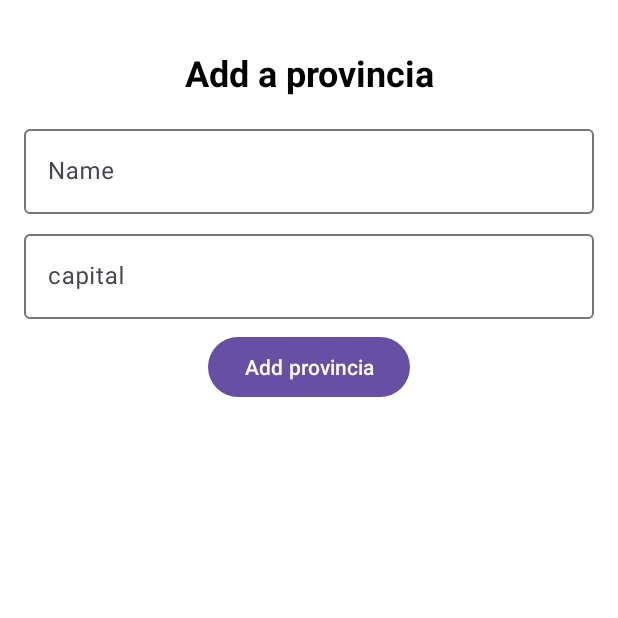
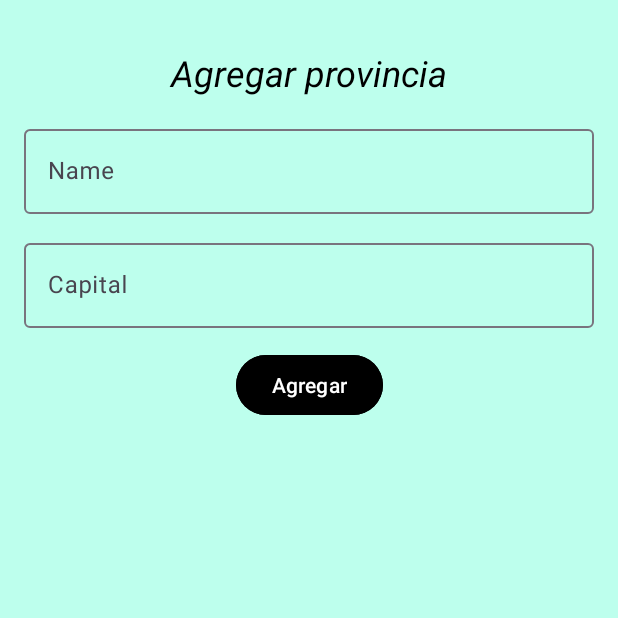
Before and after one commit to CesarR22/ParcialAppMoviles, an Android app: the AddProvincia screen opened through its navigation route, on a phone screen of 412 x 824 dp, the top half of it. Run offline under Robolectric (Android 15) with nearby library versions, the light colour scheme and no system bars; our stand-ins replace data binding.

Commit message:
ADD::VISTAS

```diff
--- a/Parcial01Moviles/app/src/main/AndroidManifest.xml
+++ b/Parcial01Moviles/app/src/main/AndroidManifest.xml
@@ -8,6 +8,7 @@
         android:fullBackupContent="@xml/backup_rules"
         android:icon="@mipmap/ic_launcher"
         android:label="@string/app_name"
+        android:name="com.cesarroque.parcial01moviles.ui.ProvinciaReviewerApplication"
         android:roundIcon="@mipmap/ic_launcher_round"
         android:supportsRtl="true"
         android:theme="@style/Theme.Parcial01Moviles"
--- a/Parcial01Moviles/app/src/main/java/com/cesarroque/parcial01moviles/ui/ProvinciaReviewerApplication.kt
+++ b/Parcial01Moviles/app/src/main/java/com/cesarroque/parcial01moviles/ui/ProvinciaReviewerApplication.kt
@@ -6,7 +6,7 @@ import com.cesarroque.parcial01moviles.repositories.ProvinciaRepository
 
 
 class ProvinciaReviewerApplication: Application() {
-    val museumRepository: ProvinciaRepository by lazy {
+    val provinciaRepository: ProvinciaRepository by lazy {
         ProvinciaRepository(provincias)
     }
 }
--- a/Parcial01Moviles/app/src/main/java/com/cesarroque/parcial01moviles/ui/listprovincia/ListProvincia.kt
+++ b/Parcial01Moviles/app/src/main/java/com/cesarroque/parcial01moviles/ui/listprovincia/ListProvincia.kt
@@ -39,28 +39,28 @@ class ListProvincia : Fragment() {
 
         binding.floatingActionButton.setOnClickListener {
             provinciaViewModel.clearData()
-            it.findNavController().navigate(R.id.action_listMuseum_to_addMuseum)
+            it.findNavController().navigate(R.id.action_listProvincia_to_addProvincia)
         }
     }
 
     private fun showSelectedItem(provincia: ProvinciaModel) {
         provinciaViewModel.setSelectedProvincia(provincia)
-        findNavController().navigate(R.id.action_listMuseum_to_infoMuseum)
+        findNavController().navigate(R.id.action_listProvincia_to_infoProvincia)
     }
 
-    private fun displayMuseums() {
+    private fun displayProvincias() {
         adapter.setData(provinciaViewModel.getProvincias())
         adapter.notifyDataSetChanged()
     }
 
     private fun setRecyclerView(view: View) {
-        binding.reciclerViewMuseums.layoutManager = LinearLayoutManager(view.context)
+        binding.reciclerViewProvincia.layoutManager = LinearLayoutManager(view.context)
 
-        adapter = ProvinciaRecyclerViewAdapter { selectedMuseum ->
-            showSelectedItem(selectedMuseum)
+        adapter = ProvinciaRecyclerViewAdapter { selectedProvincia ->
+            showSelectedItem(selectedProvincia)
         }
 
-        binding.reciclerViewMuseums.adapter = adapter
-        displayMuseums()
+        binding.reciclerViewProvincia.adapter = adapter
+        displayProvincias()
     }
 }
--- a/Parcial01Moviles/app/src/main/java/com/cesarroque/parcial01moviles/ui/listprovincia/recyclerView/ProvinciaRecyclerViewAdapter.kt
+++ b/Parcial01Moviles/app/src/main/java/com/cesarroque/parcial01moviles/ui/listprovincia/recyclerView/ProvinciaRecyclerViewAdapter.kt
@@ -11,7 +11,7 @@ class ProvinciaRecyclerViewAdapter(
     private val clickListener: (ProvinciaModel) -> Unit
 ) : RecyclerView.Adapter<ProvinciaRecyclerViewHolder>() {
 
-    private val museums = ArrayList<ProvinciaModel>()
+    private val provincias = ArrayList<ProvinciaModel>()
 
     override fun onCreateViewHolder(parent: ViewGroup, viewType: Int): ProvinciaRecyclerViewHolder {
         val binding = ProvinciasItemBinding.inflate(LayoutInflater.from(parent.context), parent, false)
@@ -19,17 +19,17 @@ class ProvinciaRecyclerViewAdapter(
     }
 
     override fun getItemCount(): Int {
-        return museums.size
+        return provincias.size
     }
 
     override fun onBindViewHolder(holder: ProvinciaRecyclerViewHolder, position: Int) {
-        val museum = museums[position]
-        holder.bind(museum, clickListener)
+        val provincia = provincias[position]
+        holder.bind(provincia, clickListener)
     }
 
-    fun setData(museumList: List<ProvinciaModel>) {
-        museums.clear()
-        museums.addAll(museumList)
+    fun setData(provinciaList: List<ProvinciaModel>) {
+        provincias.clear()
+        provincias.addAll(provinciaList)
     }
 
 }
--- a/Parcial01Moviles/app/src/main/java/com/cesarroque/parcial01moviles/ui/listprovincia/recyclerView/ProvinciaRecyclerViewHolder.kt
+++ b/Parcial01Moviles/app/src/main/java/com/cesarroque/parcial01moviles/ui/listprovincia/recyclerView/ProvinciaRecyclerViewHolder.kt
@@ -1,7 +1,6 @@
 package com.cesarroque.parcial01moviles.ui.listprovincia.recyclerView
 
 import androidx.recyclerview.widget.RecyclerView
-
 import com.cesarroque.parcial01moviles.data.model.ProvinciaModel
 import com.cesarroque.parcial01moviles.databinding.ProvinciasItemBinding
 
@@ -9,9 +8,9 @@ import com.cesarroque.parcial01moviles.databinding.ProvinciasItemBinding
 class ProvinciaRecyclerViewHolder(private val binding: ProvinciasItemBinding): RecyclerView.ViewHolder(binding.root) {
     fun bind(provincia: ProvinciaModel, clickListener: (ProvinciaModel) -> Unit) {
         binding.nameTextView.text = provincia.name
-        binding.ubicationTextView.text = provincia.capital
+        binding.capitalTextView.text = provincia.capital
 
-        binding.museumItemCardView.setOnClickListener {
+        binding.provinciaItemCardView.setOnClickListener {
             clickListener(provincia)
         }
     }
--- a/Parcial01Moviles/app/src/main/java/com/cesarroque/parcial01moviles/ui/viewmodel/ProvinciaViewModel.kt
+++ b/Parcial01Moviles/app/src/main/java/com/cesarroque/parcial01moviles/ui/viewmodel/ProvinciaViewModel.kt
@@ -61,10 +61,9 @@ class ProvinciaViewModel(private val repository: ProvinciaRepository): ViewModel
         val Factory = viewModelFactory {
             initializer {
                 val app = this[APPLICATION_KEY] as ProvinciaReviewerApplication
-                ProvinciaViewModel(app.museumRepository)
+                ProvinciaViewModel(app.provinciaRepository)
             }
         }
-
         const val PROVINCIA_CREATED = "PROVINCIA_CREATED"
         const val SOMETHING_WRONG = "SOMETHING_WRONG"
         const val INACTIVE = ""
--- a/Parcial01Moviles/app/src/main/res/layout/fragment_add_provincia.xml
+++ b/Parcial01Moviles/app/src/main/res/layout/fragment_add_provincia.xml
@@ -3,7 +3,8 @@
 <layout
     xmlns:android="http://schemas.android.com/apk/res/android"
     xmlns:app="http://schemas.android.com/apk/res-auto"
-    xmlns:tools="http://schemas.android.com/tools">
+    xmlns:tools="http://schemas.android.com/tools"
+    >
     <data>
         <variable
             name="viewmodel"
@@ -11,6 +12,7 @@
     </data>
 
     <androidx.constraintlayout.widget.ConstraintLayout
+        android:backgroundTint="@color/background"
         android:layout_width="match_parent"
         android:layout_height="match_parent"
         tools:context=".ui.addProvincia.AD"
@@ -25,8 +27,8 @@
             android:text="@string/add_provincia_title_text_view"
             android:textAlignment="center"
             android:textColor="@color/black"
-            android:textStyle="bold"
-            android:textSize="@dimen/title_text_size"
+            android:textStyle="italic"
+            android:textSize="@dimen/title"
             android:layout_marginTop="@dimen/medium_gap"
             android:layout_marginBottom="@dimen/medium_gap"
             app:layout_constraintBottom_toTopOf="@+id/textField_name"
@@ -37,7 +39,7 @@
             android:layout_width="match_parent"
             android:layout_height="wrap_content"
             android:hint="@string/name_hint_input_text"
-            app:layout_constraintBottom_toTopOf="@+id/textField_ubication"
+            app:layout_constraintBottom_toTopOf="@+id/textField_capital"
             app:layout_constraintTop_toBottomOf="@+id/textView">
 
             <com.google.android.material.textfield.TextInputEditText
@@ -49,7 +51,7 @@
         </com.google.android.material.textfield.TextInputLayout>
 
         <com.google.android.material.textfield.TextInputLayout
-            android:id="@+id/textField_ubication"
+            android:id="@+id/textField_capital"
             android:layout_width="match_parent"
             android:layout_height="wrap_content"
             android:layout_marginTop="@dimen/small_gap"
@@ -58,7 +60,7 @@
             app:layout_constraintTop_toBottomOf="@+id/textField_name">
 
             <com.google.android.material.textfield.TextInputEditText
-                android:id="@+id/ubication_input_text"
+                android:id="@+id/capital_input_text"
                 android:text="@={viewmodel.capital}"
                 android:layout_width="match_parent"
                 android:layout_height="wrap_content" />
@@ -67,6 +69,7 @@
 
         <Button
             android:id="@+id/button"
+            android:backgroundTint="@color/background_card"
             android:onClick="@{() -> viewmodel.createProvincia()}"
             android:layout_width="wrap_content"
             android:layout_height="wrap_content"
@@ -74,7 +77,7 @@
             android:text="@string/add_provincia_button_text"
             app:layout_constraintEnd_toEndOf="parent"
             app:layout_constraintStart_toStartOf="parent"
-            app:layout_constraintTop_toBottomOf="@+id/textField_ubication" />
+            app:layout_constraintTop_toBottomOf="@+id/textField_capital" />
     </androidx.constraintlayout.widget.ConstraintLayout>
 
 </layout>
--- a/Parcial01Moviles/app/src/main/res/layout/provincias_item.xml
+++ b/Parcial01Moviles/app/src/main/res/layout/provincias_item.xml
@@ -17,7 +17,7 @@
         android:layout_marginBottom="@dimen/small_gap">
 
         <androidx.cardview.widget.CardView
-            android:id="@+id/museum_item_card_view"
+            android:id="@+id/provincia_item_card_view"
             android:layout_width="match_parent"
             android:layout_height="wrap_content"
             android:backgroundTint="@color/background_card"
@@ -40,7 +40,7 @@
                 </TextView>
 
                 <TextView
-                    android:id="@+id/ubication_text_view"
+                    android:id="@+id/capital_text_view"
                     android:layout_width="match_parent"
                     android:textColor="@color/white"
                     android:layout_height="wrap_content">
--- a/Parcial01Moviles/app/src/main/res/navigation/nav_graph.xml
+++ b/Parcial01Moviles/app/src/main/res/navigation/nav_graph.xml
@@ -2,25 +2,25 @@
 <navigation xmlns:android="http://schemas.android.com/apk/res/android"
     xmlns:app="http://schemas.android.com/apk/res-auto"
     android:id="@+id/nav_graph"
-    app:startDestination="@id/listMuseum">
+    app:startDestination="@id/listProvincia">
 
     <fragment
-        android:id="@+id/listMuseum"
+        android:id="@+id/listProvincia"
         android:name="com.cesarroque.parcial01moviles.ui.listprovincia.ListProvincia"
-        android:label="ListMuseum" >
+        android:label="ListProvincia" >
         <action
-            android:id="@+id/action_listMuseum_to_addMuseum"
-            app:destination="@id/addMuseum" />
+            android:id="@+id/action_listProvincia_to_addProvincia"
+            app:destination="@id/addProvincia" />
         <action
-            android:id="@+id/action_listMuseum_to_infoMuseum"
-            app:destination="@id/infoMuseum" />
+            android:id="@+id/action_listProvincia_to_infoProvincia"
+            app:destination="@id/infoProvincia" />
     </fragment>
     <fragment
-        android:id="@+id/addMuseum"
+        android:id="@+id/addProvincia"
         android:name="com.cesarroque.parcial01moviles.ui.addProvincia.AddProvincia"
-        android:label="AddMuseum" />
+        android:label="AddProvincia" />
     <fragment
-        android:id="@+id/infoMuseum"
+        android:id="@+id/infoProvincia"
         android:name="com.cesarroque.parcial01moviles.ui.informationprovincia.InfoProvincia"
-        android:label="InfoMuseum" />
+        android:label="InfoProvincia" />
 </navigation>
--- a/Parcial01Moviles/app/src/main/res/values/colors.xml
+++ b/Parcial01Moviles/app/src/main/res/values/colors.xml
@@ -2,5 +2,6 @@
 <resources>
     <color name="black">#FF000000</color>
     <color name="white">#FFFFFFFF</color>
-    <color name="background_card">#BDFFED</color>
+    <color name="background_card">#FF000000</color>
+    <color name="background">#BDFFED</color>
 </resources>
--- a/Parcial01Moviles/app/src/main/res/values/dimens.xml
+++ b/Parcial01Moviles/app/src/main/res/values/dimens.xml
@@ -1,6 +1,6 @@
 <?xml version="1.0" encoding="utf-8"?>
 <resources>
     <dimen name="medium_gap">16dp</dimen>
-    <dimen name="title_text_size">24sp</dimen>
-    <dimen name="small_gap">8dp</dimen>
+    <dimen name="title">24sp</dimen>
+    <dimen name="small_gap">14dp</dimen>
 </resources>
--- a/Parcial01Moviles/app/src/main/res/values/strings.xml
+++ b/Parcial01Moviles/app/src/main/res/values/strings.xml
@@ -2,10 +2,10 @@
     <string name="app_name">Parcial01Moviles</string>
     <string name="hello_fragment">Hello fragment</string>
     <string name="name_hint_input_text">Name</string>
-    <string name="capital_hint_input_text">capital</string>
-    <string name="add_provincia_button_text">Add provincia</string>
-    <string name="add_provincia_title_text_view">Add a provincia</string>
-    <string name="provincia_information_title_text_view">provincia information</string>
+    <string name="capital_hint_input_text">Capital</string>
+    <string name="add_provincia_button_text">Agregar</string>
+    <string name="add_provincia_title_text_view">Agregar provincia</string>
+    <string name="provincia_information_title_text_view">Provincia informacion</string>
     <string name="floating_button_description">floating_button</string>
     <string name="list_of_provincias_text_view">List of provincia</string>
 
```
Also changed, not shown: Parcial01Moviles/app/src/main/res/layout/fragment_info_provincias.xml (+8 -6 lines), Parcial01Moviles/app/src/main/res/layout/fragment_list_provincias.xml (+10 -6 lines).
